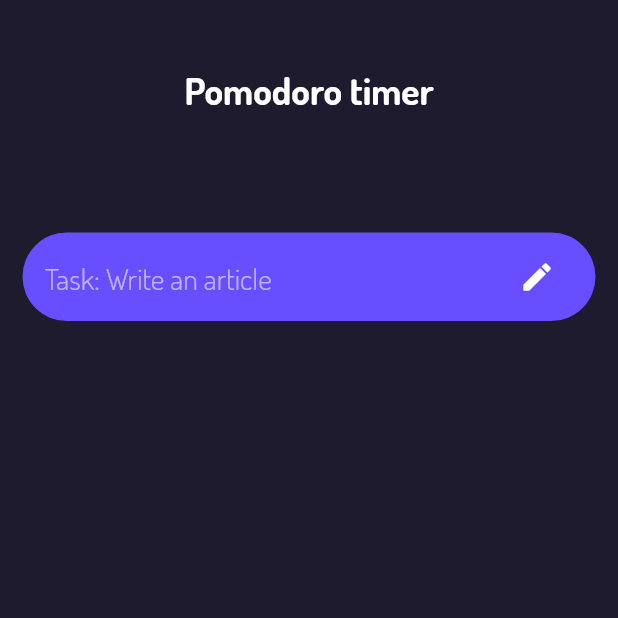
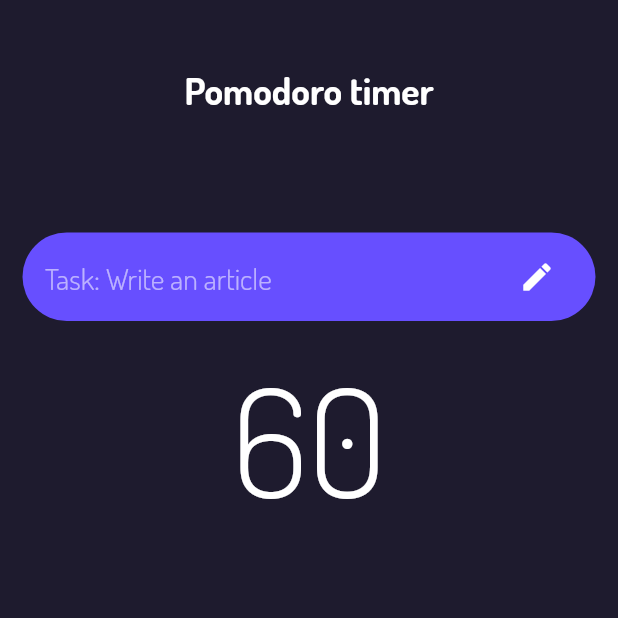
Before and after one commit to selimokten/pofo_focus, a Flutter app: the screen it shows after launch, on a phone screen of 412 x 824 dp, the top half of it. Run offline on Flutter 3.47's test engine with Material 2 defaults, Android fonts, the phone set to English and light mode, and no system bars; our stand-ins replace device_preview.

Commit message:
Files Upload

```diff
--- a/lib/constants.dart
+++ b/lib/constants.dart
@@ -23,3 +23,9 @@ const TextStyle kHintTextStyle = TextStyle(
   fontFamily: 'Dosis',
   fontWeight: FontWeight.w100,
 );
+
+const TextStyle kTimerTextStyle = TextStyle(
+  fontSize: 100.0,
+  color: Colors.white,
+  fontWeight: FontWeight.w500,
+);
--- a/lib/views/home_view.dart
+++ b/lib/views/home_view.dart
@@ -61,6 +61,7 @@ class _HomeViewState extends State<HomeView> {
               ),
             ),
           ),
+          const Text('60', style: kTimerTextStyle,),
         ],
       ),
     );
--- a/pubspec.yaml
+++ b/pubspec.yaml
@@ -38,3 +38,8 @@ flutter:
       fonts:
         - asset: fonts/Dosis-Bold.ttf
         - asset: fonts/Dosis-Light.ttf
+
+    - family: Oswald
+      fonts:
+        - asset: fonts/Oswald-Bold.ttf
+        - asset: fonts/Oswald-Light.ttf
```
Also changed, not shown: fonts/Oswald-Bold.ttf (added), fonts/Oswald-Light.ttf (added).
